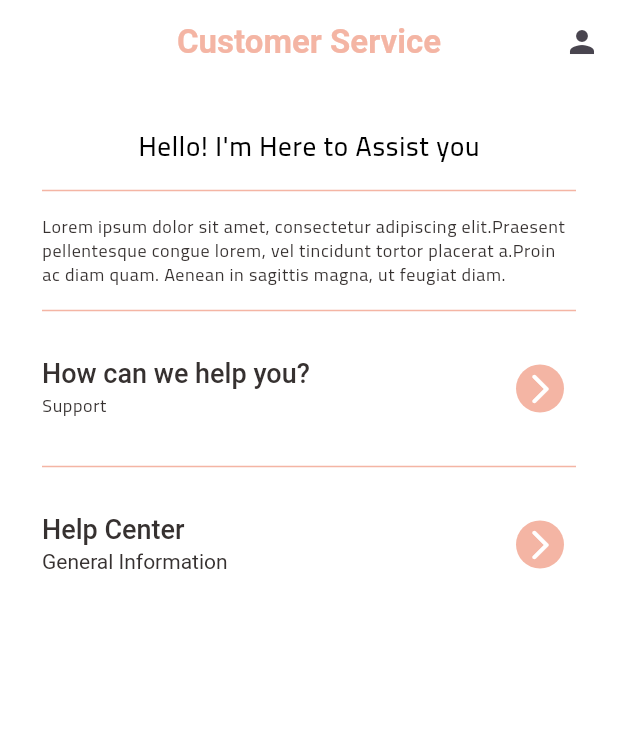
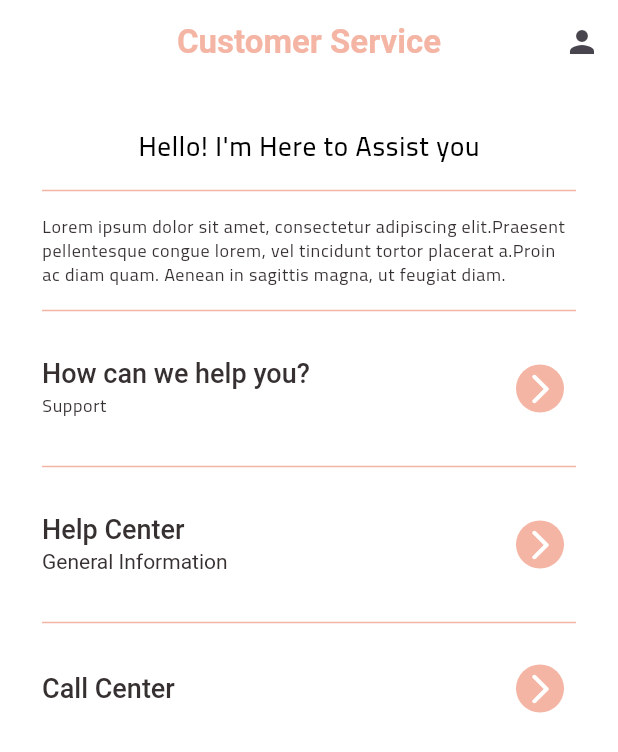
Before and after one commit to khaledgomah/customer-support-module, a Flutter app: the screen it shows after launch, on a phone screen of 412 x 824 dp. Shown: the top 752 px of the screen. Run offline on Flutter 3.47's test engine with Material 3 defaults, Android fonts, the phone set to English and light mode, and no system bars; our stand-ins replace cloud_firestore, firebase_core, get; accounts and stored records are empty.

Commit message:
create call center semulation

```diff
--- a/lib/core/constants/app_strings.dart
+++ b/lib/core/constants/app_strings.dart
@@ -1,5 +1,12 @@
 class AppStrings {
   static const String customerServiceTitle = 'Customer Service';
+  static const String callCenter = 'Call Center';
+  static const String cancel = 'Cancel';
+  static const String error = 'Error';
+  static const String callError = 'Cannot launch dialer';
+  static const String changePassword = 'Change Password';
+  static const String changePasswordResponse = 'You will receive an email to change your password.';
+  static const String balance = 'Know Current Balance';
   static const String helpFaqTitle = 'Help & FAQ';
   static const String customServiceTitle = 'Custom Service';
   static const String customServiceWelcome = "Hello! I'm Here to Assist you";
@@ -10,6 +17,7 @@ class AppStrings {
   static const String contactUsTitle = 'Contact Us';
   static const String assistant = 'Assistant';
   static const String offerHelp = 'How can we help you?';
+  static const String currentBalance = 'Your current balance is EGP';
   static const String helpCenter = 'Help Center';
   static const String support = 'Support';
   static const String generalInformation = 'General Information';
--- a/lib/modules/customer_support/views/customer_service_view.dart
+++ b/lib/modules/customer_support/views/customer_service_view.dart
@@ -54,6 +54,13 @@ class CustomerServiceView extends GetView<CustomerServiceController> {
                   onPressed: () => controller.goToFaq(),
                 ),
               ),
+              Divider(),
+              ListTile(
+                title: const Text(AppStrings.callCenter),
+                trailing: CustomGoForwardButton(
+                  onPressed: controller.showSupportOptionsDialog,
+                ),
+              ),
             ],
           ),
         ),
```
Also changed, not shown: lib/modules/customer_support/controller/customer_service_controller.dart (+87 -2 lines).
